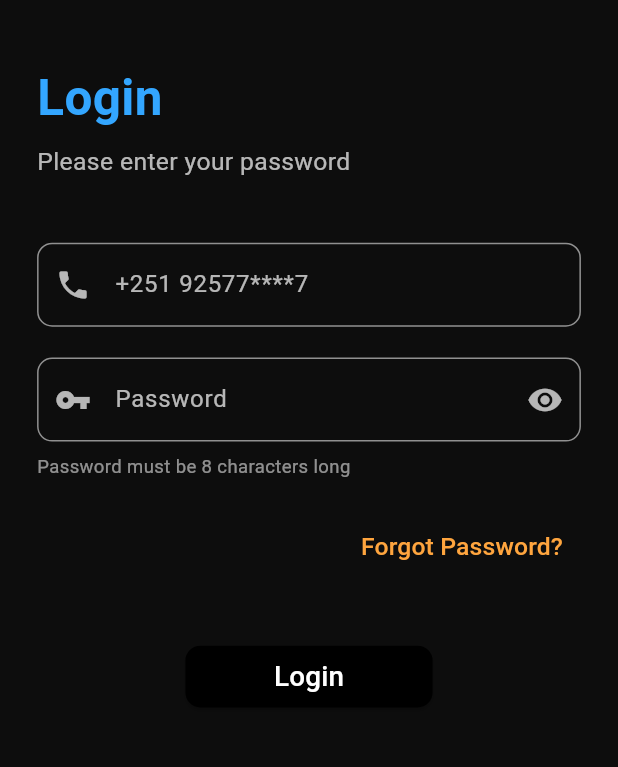
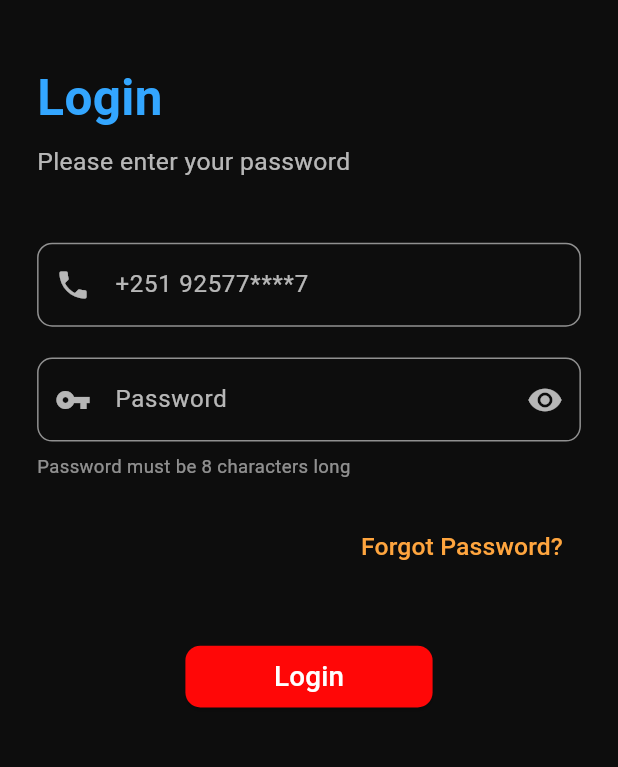
Before and after one commit to davemg357/michuapp12, a Flutter app: the screen it shows after launch, on a phone screen of 412 x 824 dp, the part 111-878 px from its top. Run offline on Flutter 3.47's test engine with Material 3 defaults, Android fonts, the phone set to English and light mode, and no system bars; our stand-ins replace shimmer.

```diff
--- a/lib/login.dart
+++ b/lib/login.dart
@@ -191,7 +191,7 @@ class _LoginPageState extends State<LoginPage> {
                           }
                         },
                         style: ElevatedButton.styleFrom(
-                          backgroundColor: const Color.fromARGB(255, 0, 0, 0),
+                          backgroundColor: const Color.fromARGB(255, 255, 7, 7),
                           shape: RoundedRectangleBorder(
                             borderRadius: BorderRadius.circular(10),
                           ),
```
